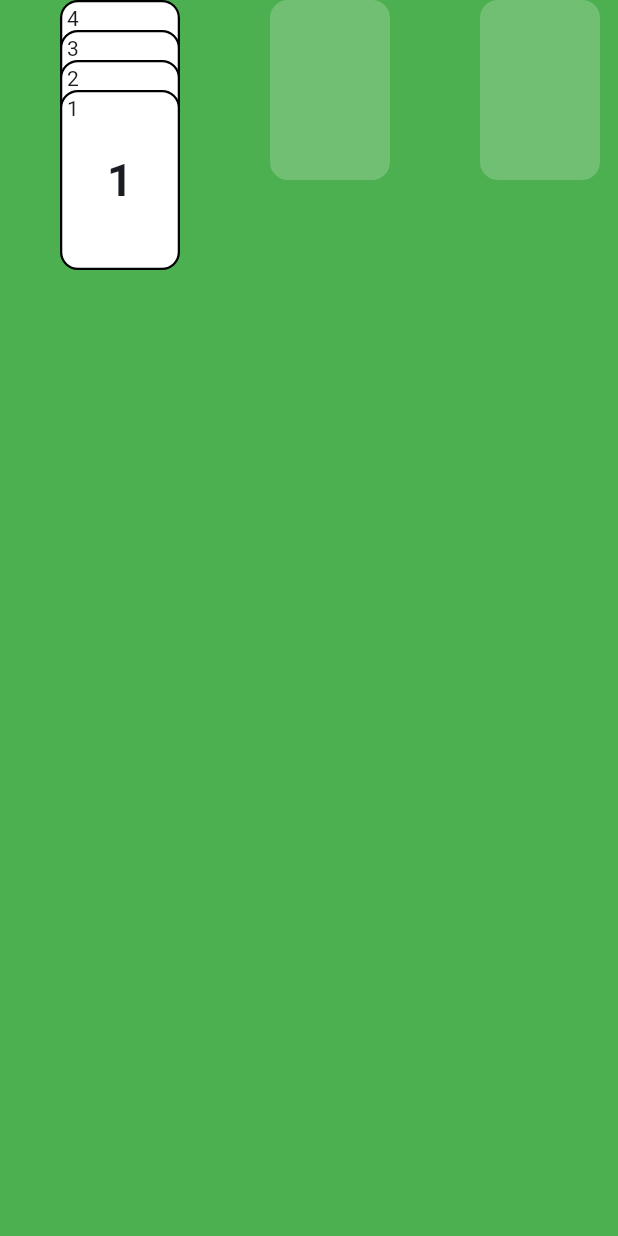
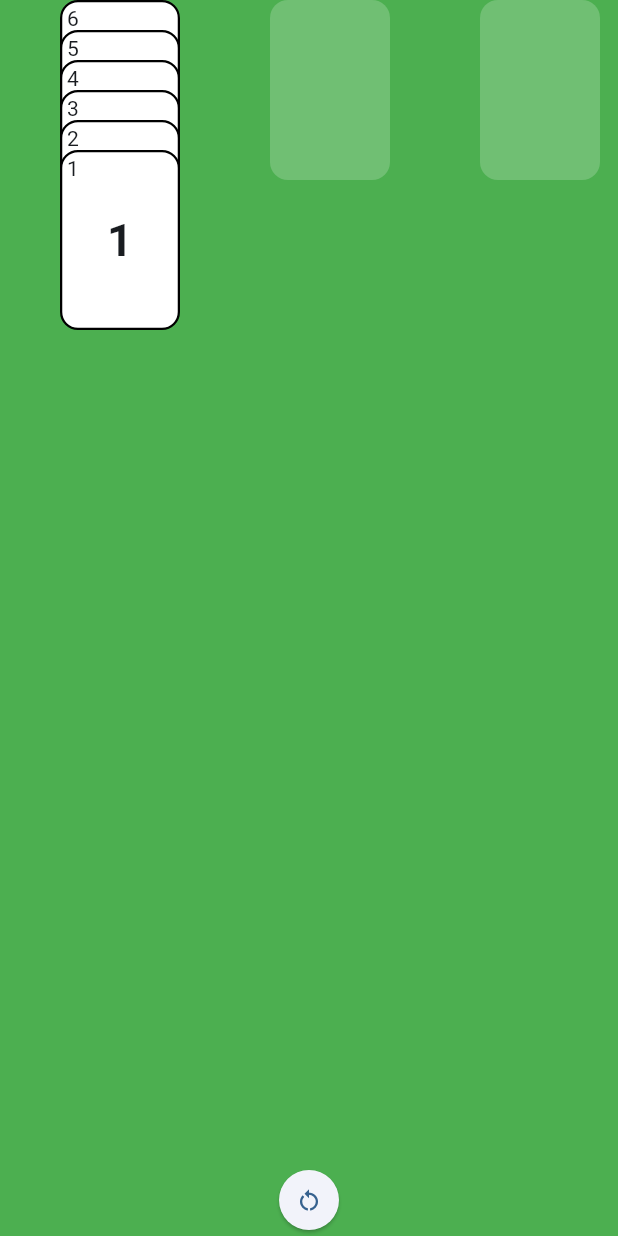
Before and after one commit to JLogical-Apps/card_game, a Flutter app: the screen it shows after launch, on a phone screen of 412 x 824 dp. Run offline on Flutter 3.47's test engine with Material 3 defaults, Android fonts, the phone set to English and light mode, and no system bars; our stand-ins replace flutter_hooks.

Commit message:
Tower of Hanoi

```diff
--- a/lib/cards/card.dart
+++ b/lib/cards/card.dart
@@ -33,6 +33,7 @@ class Card<T extends Object, G> extends HookWidget {
   @override
   Widget build(BuildContext context) {
     final groupValue = this.groupValue;
+    final draggableCardValues = this.draggableCardValues;
 
     final dragStartOffset = useState<Offset?>(null);
     final cardGame = context.watch<CardGame<T, G>>();
@@ -64,9 +65,9 @@ class Card<T extends Object, G> extends HookWidget {
                 },
               );
 
-    if (groupValue != null) {
+    if (groupValue != null && draggableCardValues != null) {
       final cardMoveDetails = CardMoveDetails<T, G>(
-        cardValues: draggableCardValues ?? [value],
+        cardValues: draggableCardValues,
         fromGroupValue: groupValue as G,
       );
       widget = Draggable<CardMoveDetails<T, G>>(
--- a/lib/cards/card_group.dart
+++ b/lib/cards/card_group.dart
@@ -7,7 +7,7 @@ abstract class CardGroup<T extends Object, G> {
 
   int getPriority(int index, T value);
   Offset getOffset(int index, T value);
-  List<T> getDraggableCardValues(int index, T value) {
+  List<T>? getDraggableCardValues(int index, T value) {
     return [value];
   }
 }
@@ -22,9 +22,16 @@ class CardColumn<T extends Object, G> extends CardGroup<T, G> {
   @override
   final Offset position;
 
+  final int? maxGrabStackSize;
   final double spacing;
 
-  CardColumn({required this.value, required this.values, required this.position, this.spacing = 20});
+  CardColumn({
+    required this.value,
+    required this.values,
+    required this.position,
+    this.maxGrabStackSize,
+    this.spacing = 20,
+  });
 
   @override
   int getPriority(int index, T value) {
@@ -37,7 +44,14 @@ class CardColumn<T extends Object, G> extends CardGroup<T, G> {
   }
 
   @override
-  List<T> getDraggableCardValues(int index, T value) {
-    return values.sublist(index);
+  List<T>? getDraggableCardValues(int index, T value) {
+    final maxGrabStackSize = this.maxGrabStackSize;
+    final grabStackSize = values.length - index;
+
+    if (maxGrabStackSize == null || maxGrabStackSize >= grabStackSize) {
+      return values.sublist(index);
+    } else {
+      return null;
+    }
   }
 }
--- /dev/null
+++ b/lib/cards/cards.dart
@@ -0,0 +1,3 @@
+export 'card_game.dart';
+export 'card_group.dart';
+export 'card_state.dart';
--- /dev/null
+++ b/lib/games/tower_of_hanoi.dart
@@ -0,0 +1,103 @@
+import 'package:cards/cards/cards.dart';
+import 'package:collection/collection.dart';
+import 'package:flutter/material.dart';
+import 'package:flutter_hooks/flutter_hooks.dart';
+
+class TowerOfHanoi extends HookWidget {
+  final int amount;
+
+  const TowerOfHanoi({super.key, this.amount = 4});
+
+  List<List<int>> get initialCards => [
+        List.generate(amount, (i) => amount - i),
+        <int>[],
+        <int>[],
+      ];
+
+  @override
+  Widget build(BuildContext context) {
+    final cardsState = useState(initialCards);
+
+    return Stack(
+      children: [
+        CardGame<int, int>(
+          cardGroups: cardsState.value
+              .mapIndexed((i, states) => CardColumn<int, int>(
+                    value: i,
+                    values: states,
+                    position: Offset(40 + i * 140, 0),
+                    maxGrabStackSize: 1,
+                  ))
+              .toList(),
+          canMoveCard: (move, newGroupValue) {
+            final movingCard = move.cardValues.last;
+            final movingOnto = cardsState.value[newGroupValue].lastOrNull;
+            return movingOnto == null || movingCard < movingOnto;
+          },
+          onCardMoved: (move, newGroupValue) {
+            final newCards = [...cardsState.value];
+            newCards[move.fromGroupValue].removeWhere((card) => move.cardValues.contains(card));
+            newCards[newGroupValue].addAll(move.cardValues);
+            cardsState.value = newCards;
+          },
+          cardSize: Size(80, 120),
+          emptyGroupBuilder: (state) => AnimatedContainer(
+            duration: Duration(milliseconds: 300),
+            curve: Curves.easeInOutCubic,
+            decoration: BoxDecoration(
+              color: switch (state) {
+                CardState.regular => Colors.white,
+                CardState.highlighted => Color(0xFF9FC7FF),
+                CardState.error => Color(0xFFFFADAD),
+              }
+                  .withValues(alpha: 0.2),
+              borderRadius: BorderRadius.circular(12),
+            ),
+          ),
+          cardBuilder: (value, state) => AnimatedContainer(
+            duration: Duration(milliseconds: 300),
+            curve: Curves.easeInOutCubic,
+            decoration: BoxDecoration(
+              color: switch (state) {
+                CardState.regular => Colors.white,
+                CardState.highlighted => Color(0xFF9FC7FF),
+                CardState.error => Color(0xFFFFADAD),
+              },
+              borderRadius: BorderRadius.circular(12),
+              border: Border.all(
+                color: Colors.black,
+                width: 1.5,
+              ),
+            ),
+            child: Stack(
+              children: [
+                Positioned(
+                  left: 3,
+                  top: 1,
+                  child: Text(value.toString()),
+                ),
+                Center(
+                  child: Text(
+                    value.toString(),
+                    style: TextStyle(
+                      fontWeight: FontWeight.bold,
+                      fontSize: 30,
+                    ),
+                  ),
+                ),
+              ],
+            ),
+          ),
+        ),
+        Align(
+          alignment: Alignment.bottomCenter,
+          child: ElevatedButton(
+            onPressed: () => cardsState.value = initialCards,
+            style: ButtonStyle(shape: WidgetStatePropertyAll(CircleBorder())),
+            child: Icon(Icons.restart_alt),
+          ),
+        ),
+      ],
+    );
+  }
+}
--- a/lib/main.dart
+++ b/lib/main.dart
@@ -1,7 +1,4 @@
-import 'package:cards/cards/card_game.dart';
-import 'package:cards/cards/card_group.dart';
-import 'package:cards/cards/card_state.dart';
-import 'package:collection/collection.dart';
+import 'package:cards/games/tower_of_hanoi.dart';
 import 'package:flutter/material.dart';
 import 'package:flutter_hooks/flutter_hooks.dart';
 
@@ -22,80 +19,10 @@ class HomePage extends HookWidget {
 
   @override
   Widget build(BuildContext context) {
-    final cardsState = useState([
-      [4, 3, 2, 1],
-      <int>[],
-      <int>[],
-    ]);
-
     return Scaffold(
       backgroundColor: Colors.green,
       body: SafeArea(
-        child: CardGame<int, int>(
-          cardGroups: cardsState.value
-              .mapIndexed(
-                  (i, states) => CardColumn<int, int>(value: i, values: states, position: Offset(40 + i * 140, 0)))
-              .toList(),
-          canMoveCard: (move, newGroupValue) {
-            final movingCard = move.cardValues.last;
-            final movingOnto = cardsState.value[newGroupValue].lastOrNull;
-            return movingOnto == null || movingCard < movingOnto;
-          },
-          onCardMoved: (move, newGroupValue) {
-            final newCards = [...cardsState.value];
-            newCards[move.fromGroupValue].removeWhere((card) => move.cardValues.contains(card));
-            newCards[newGroupValue].addAll(move.cardValues);
-            cardsState.value = newCards;
-          },
-          cardSize: Size(80, 120),
-          emptyGroupBuilder: (state) => AnimatedContainer(
-            duration: Duration(milliseconds: 300),
-            curve: Curves.easeInOutCubic,
-            decoration: BoxDecoration(
-              color: switch (state) {
-                CardState.regular => Colors.white,
-                CardState.highlighted => Color(0xFF9FC7FF),
-                CardState.error => Color(0xFFFFADAD),
-              }
-                  .withValues(alpha: 0.2),
-              borderRadius: BorderRadius.circular(12),
-            ),
-          ),
-          cardBuilder: (value, state) => AnimatedContainer(
-            duration: Duration(milliseconds: 300),
-            curve: Curves.easeInOutCubic,
-            decoration: BoxDecoration(
-              color: switch (state) {
-                CardState.regular => Colors.white,
-                CardState.highlighted => Color(0xFF9FC7FF),
-                CardState.error => Color(0xFFFFADAD),
-              },
-              borderRadius: BorderRadius.circular(12),
-              border: Border.all(
-                color: Colors.black,
-                width: 1.5,
-              ),
-            ),
-            child: Stack(
-              children: [
-                Positioned(
-                  left: 3,
-                  top: 1,
-                  child: Text(value.toString()),
-                ),
-                Center(
-                  child: Text(
-                    value.toString(),
-                    style: TextStyle(
-                      fontWeight: FontWeight.bold,
-                      fontSize: 30,
-                    ),
-                  ),
-                ),
-              ],
-            ),
-          ),
-        ),
+        child: TowerOfHanoi(amount: 6),
       ),
     );
   }
```
